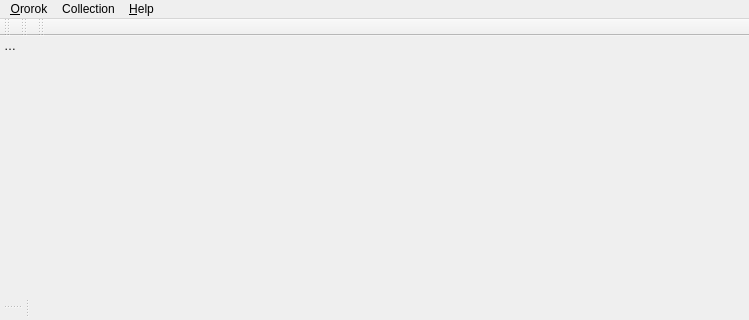
Old version of the form src/mainwindow.ui in the repository sigsergv/ororok; both pictures show x 0 to 749 and y 0 to 320 of the 749 by 600 pixel window.
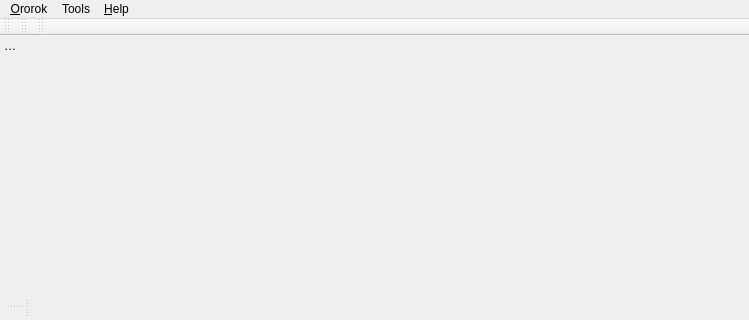
New version of the form.

What changed in the file:
```diff
--- a/src/mainwindow.ui
+++ b/src/mainwindow.ui
@@ -39,7 +39,7 @@
    </widget>
    <widget class="QMenu" name="menuCollection">
     <property name="title">
-     <string>Collection</string>
+     <string>Tools</string>
     </property>
     <addaction name="actionRescanCollection"/>
     <addaction name="actionReloadCollectionTree"/>
```
Left out of the diff: 8 changed lines with no effect on the pictures.
